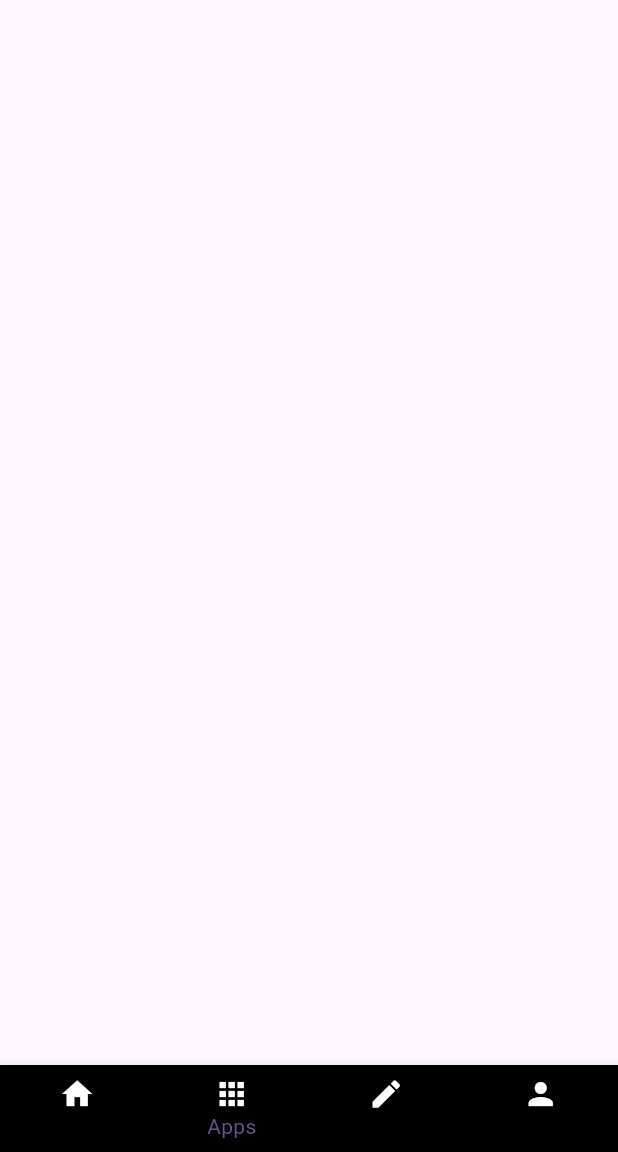
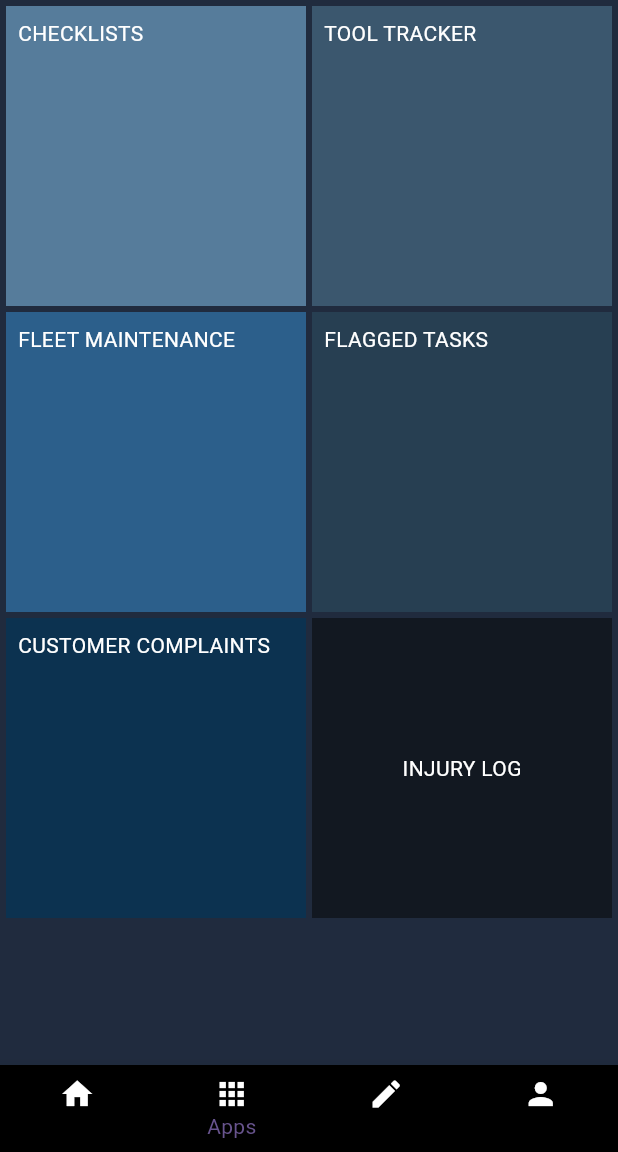
Before and after one commit to LordHandLee/HammerOps, a Flutter app: the MyHomePage screen opened by its route, item 2 of the bottom bar chosen, on a phone screen of 412 x 824 dp, the part 84-1236 px from its top. Run offline on Flutter 3.47's test engine with Material 3 defaults, Android fonts, the phone set to English and light mode, and no system bars.

Commit message:
Built favorites screen with GridView.count

```diff
--- a/lib/main.dart
+++ b/lib/main.dart
@@ -80,8 +80,8 @@ class _MyHomePageState extends State<MyHomePage> {
     // DashboardPage(title: title)
     DashboardPage(),
     FavoriteScreen(),
+    QuoteScreen(),
     ProfileScreen(),
-    QuoteScreen(),
   ];
 
   void _incrementCounter() {
@@ -160,6 +160,7 @@ class _MyHomePageState extends State<MyHomePage> {
     final collapsedHeight = availableHeight / 6;
 
     return Scaffold(
+      backgroundColor: Color.fromARGB(255, 32, 43, 62),
       appBar: AppBar(
           leading: Image.asset(
             'images/logo.png', // URL for network image
--- a/lib/screens/favorite_screen.dart
+++ b/lib/screens/favorite_screen.dart
@@ -37,11 +37,70 @@ class _FavoriteScreenState extends State<FavoriteScreen> {
     final screenWidth = MediaQuery.of(context).size.width;
 
     return Scaffold(
-      body: Row(
-        children: [
-          Row()
-        ],
+      backgroundColor: const Color.fromARGB(255, 32, 43, 62),
+      body: GridView.count(
+          primary: false,
+          crossAxisCount: 2,
+          padding: const EdgeInsets.all(4),
+          mainAxisSpacing: 4,
+          crossAxisSpacing: 4,
+          children: [
+            Container(
+              padding: const EdgeInsets.all(8),
+              child: const Text('CHECKLISTS', style: TextStyle(color: Colors.white),),
+              color: Color.fromARGB(255, 86, 124, 155),
+            ),
+            Container(
+              padding: const EdgeInsets.all(8),
+              child: const Text('TOOL TRACKER', style: TextStyle(color: Colors.white),),
+              color: Color.fromARGB(255, 59, 87, 110),
+            ),
+            Container(
+              padding: const EdgeInsets.all(8),
+              child: const Text('FLEET MAINTENANCE', style: TextStyle(color: Colors.white),),
+              color: Color.fromARGB(255, 44, 95, 139),
+            ),
+            Container(
+              padding: const EdgeInsets.all(8),
+              child: const Text('FLAGGED TASKS', style: TextStyle(color: Colors.white),),
+              color: Color.fromARGB(255, 39, 63, 82),
+            ),
+            Container(
+              padding: const EdgeInsets.all(8),
+              child: const Text('CUSTOMER COMPLAINTS', style: TextStyle(color: Colors.white),),
+              color: Color.fromARGB(255, 12, 50, 80),
+            ),
+            Container(
+              padding: const EdgeInsets.all(8),
+              child: Center(child: const Text('INJURY LOG', style: TextStyle(color: Colors.white),)),
+              color: Color.fromARGB(255, 18, 24, 33),
+            ),
+          ],
       )
+      // body: Row(
+      //   mainAxisAlignment: MainAxisAlignment.spaceEvenly,
+      //   children: [
+      //     Column(
+      //       // mainAxisAlignment: MainAxisAlignment.spaceEvenly,
+      //       // mainAxisSize: MainAxisSize.min,
+      //       children: [
+      //       Expanded(child: Container(child: Text("hello world"),
+      //         decoration: BoxDecoration(
+      //           color: Colors.blue,
+      //           border: Border.all(width: 10, color: Colors.black38),),
+      //         )),
+      //       Expanded(child: Text("hello world")),
+      //       Expanded(child: Text("hello world")),
+      //     ],),
+      //     Column(
+      //       mainAxisAlignment: MainAxisAlignment.spaceEvenly,
+      //       children: [
+      //       Text("hello world"),
+      //       Text("hello world"),
+      //       Text("hello world"),
+      //     ],)
+      //   ],
+      // )
     );
   }
 }
--- a/lib/screens/profile_screen.dart
+++ b/lib/screens/profile_screen.dart
@@ -37,6 +37,14 @@ class _ProfileScreenState extends State<ProfileScreen> {
     final screenWidth = MediaQuery.of(context).size.width;
 
     return Scaffold(
+      backgroundColor: const Color.fromARGB(255, 23, 42, 57), // 23, 26, 50
+          //   appBar: AppBar(
+          // leading: Image.asset(
+          //   'images/logo.png', // URL for network image
+          //   width: 40,
+          //   height: 40,
+          // ),
+          // title: Center(child: const Text('\t
       body: Row(
         children: [
           Row()
--- a/lib/screens/quote_screen.dart
+++ b/lib/screens/quote_screen.dart
@@ -37,6 +37,7 @@ class _QuoteScreenState extends State<QuoteScreen> {
     final screenWidth = MediaQuery.of(context).size.width;
 
     return Scaffold(
+      backgroundColor: Color.fromARGB(255, 59, 87, 110),
       body: Row(
         children: [
           Row()
```
